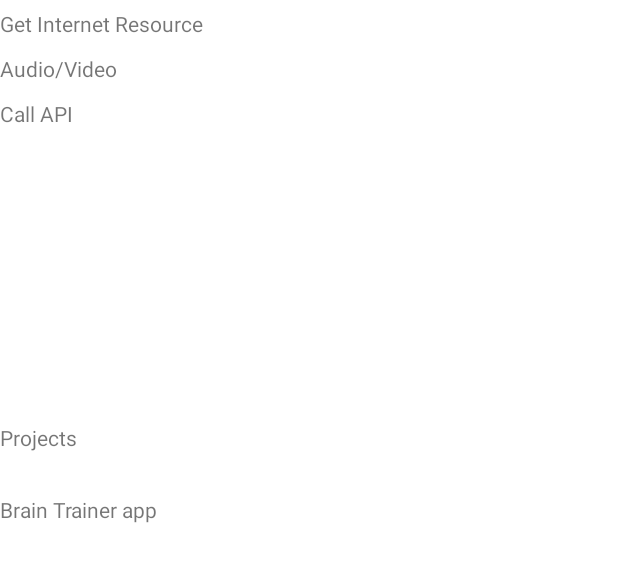
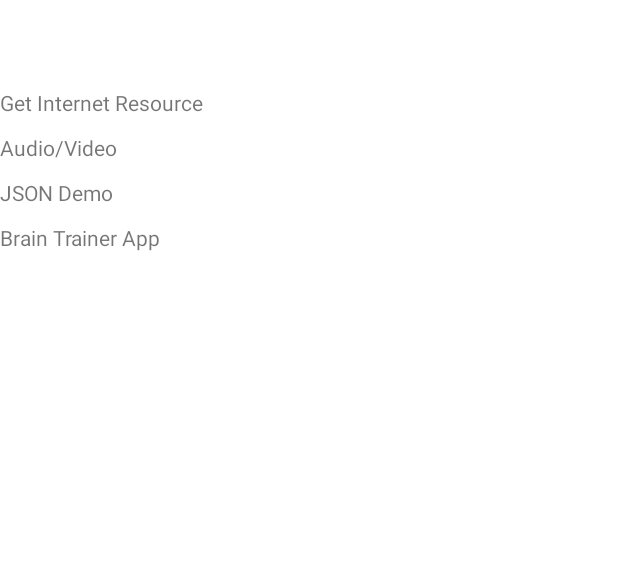
Before and after one commit to HansSima/Examples-AndroidAll, an Android app: the screen it shows after launch (MainActivity), on a phone screen of 412 x 824 dp, the part 147-729 px from its top. Run offline under Robolectric (Android 15) with nearby library versions, the phone set to English and light mode, and no system bars.

Commit message:
Moved Files

```diff
--- a/app/src/main/java/com/example/allexamples/ItemClickListener.java
+++ b/app/src/main/java/com/example/allexamples/ItemClickListener.java
@@ -5,4 +5,5 @@ import android.view.View;
 public interface ItemClickListener {
     void onItemClick(View v, int adapterPosition);
     void onLongItemClick(View v, int adapterPosition);
+
 }
--- a/app/src/main/java/com/example/allexamples/MainActivity.java
+++ b/app/src/main/java/com/example/allexamples/MainActivity.java
@@ -8,7 +8,11 @@ import androidx.recyclerview.widget.RecyclerView;
 import android.content.Intent;
 import android.os.Bundle;
 import android.view.View;
-import android.view.ViewParent;
+
+import com.example.allexamples.apps.BrainTrainerApp;
+import com.example.allexamples.examples.AudioAndVideo;
+import com.example.allexamples.examples.GetInternetResource;
+import com.example.allexamples.examples.JSONDemo;
 
 import java.util.ArrayList;
 
@@ -18,30 +22,20 @@ public class MainActivity extends AppCompatActivity implements ItemClickListener
     MyRecyclerViewAdapter adapter;
     ArrayList<String> AllExamplesActivityArrayList;
 
-    RecyclerView myRecyclerView2;
-    MyRecyclerViewAdapter adapter2;
-    ArrayList<String> AllProjectActivityArrayList;
-
     @Override
     protected void onCreate(Bundle savedInstanceState) {
         super.onCreate(savedInstanceState);
         setContentView(R.layout.activity_main);
         fullListOfExamples();
-        fullListOfProjects();
         changeExampleRecycleView();
-        changeProjectRecycleView();
     }
 
     private void fullListOfExamples(){
         AllExamplesActivityArrayList = new ArrayList<>();
         AllExamplesActivityArrayList.add("Get Internet Resource");
         AllExamplesActivityArrayList.add("Audio/Video");
-        AllExamplesActivityArrayList.add("Call API");
-    }
-
-    private void fullListOfProjects(){
-        AllProjectActivityArrayList = new ArrayList<>();
-        AllProjectActivityArrayList.add("Brain Trainer app");
+        AllExamplesActivityArrayList.add("JSON Demo");
+        AllExamplesActivityArrayList.add("Brain Trainer App");
     }
 
     private void changeExampleRecycleView(){
@@ -53,17 +47,9 @@ public class MainActivity extends AppCompatActivity implements ItemClickListener
         myRecyclerView.setAdapter(adapter);
     }
 
-    private void changeProjectRecycleView(){
-        myRecyclerView2 = findViewById(R.id.projectList);
-        myRecyclerView2.setLayoutManager(new LinearLayoutManager(this));
-        adapter2 = new MyRecyclerViewAdapter(this, AllProjectActivityArrayList);
-        adapter2.setClickListener(this);
-        adapter2.setClickLongListener(this);
-        myRecyclerView2.setAdapter(adapter2);
-    }
+    private void changeActivity(int adapterPosition){
+        Intent changeIntent;
 
-    private void changeActivity(int adapterPosition, boolean isExample){
-        Intent changeIntent;
         switch (adapterPosition){
             case 0:
                 changeIntent = new Intent(getApplicationContext(), GetInternetResource.class);
@@ -73,6 +59,14 @@ public class MainActivity extends AppCompatActivity implements ItemClickListener
                 changeIntent = new Intent(getApplicationContext(), AudioAndVideo.class);
                 startActivity(changeIntent);
                 break;
+            case 2:
+                changeIntent = new Intent(getApplicationContext(), JSONDemo.class);
+                startActivity(changeIntent);
+                break;
+            case 3:
+                changeIntent = new Intent(getApplicationContext(), BrainTrainerApp.class);
+                startActivity(changeIntent);
+                break;
             default:
                 break;
         }
@@ -80,7 +74,7 @@ public class MainActivity extends AppCompatActivity implements ItemClickListener
 
     @Override
     public void onItemClick(View v, int adapterPosition) {
-        changeActivity(adapterPosition, true);
+        changeActivity(adapterPosition);
     }
 
     @Override
--- a/app/src/main/java/com/example/allexamples/MyRecyclerViewAdapter.java
+++ b/app/src/main/java/com/example/allexamples/MyRecyclerViewAdapter.java
@@ -4,6 +4,7 @@ import android.content.Context;
 import android.view.LayoutInflater;
 import android.view.View;
 import android.view.ViewGroup;
+import android.view.ViewParent;
 import android.widget.TextView;
 
 import androidx.annotation.NonNull;
@@ -22,6 +23,7 @@ public class MyRecyclerViewAdapter extends RecyclerView.Adapter<MyRecyclerViewAd
         this.mInflater = LayoutInflater.from(context);
         this.mData = data;
     }
+
     @NonNull
     @Override
     public ViewHolder onCreateViewHolder(@NonNull ViewGroup parent, int viewType) {
@@ -63,6 +65,7 @@ public class MyRecyclerViewAdapter extends RecyclerView.Adapter<MyRecyclerViewAd
     String getItem(int id) {
         return mData.get(id);
     }
+
     // allows clicks events to be caught
     void setClickListener(ItemClickListener itemClickListener) {
         this.mClickListener = itemClickListener;
--- a/app/src/main/java/com/example/allexamples/BrainTrainerApp.java
+++ b/app/src/main/java/com/example/allexamples/apps/BrainTrainerApp.java
@@ -1,4 +1,4 @@
-package com.example.allexamples;
+package com.example.allexamples.apps;
 
 import androidx.appcompat.app.AppCompatActivity;
 
@@ -7,6 +7,8 @@ import android.os.CountDownTimer;
 import android.view.View;
 import android.widget.Button;
 import android.widget.TextView;
+
+import com.example.allexamples.R;
 
 import java.util.Random;
 
--- a/app/src/main/java/com/example/allexamples/AudioAndVideo.java
+++ b/app/src/main/java/com/example/allexamples/examples/AudioAndVideo.java
@@ -1,4 +1,4 @@
-package com.example.allexamples;
+package com.example.allexamples.examples;
 
 import androidx.appcompat.app.AppCompatActivity;
 
@@ -11,6 +11,8 @@ import android.view.View;
 import android.widget.MediaController;
 import android.widget.SeekBar;
 import android.widget.VideoView;
+
+import com.example.allexamples.R;
 
 import java.util.Timer;
 import java.util.TimerTask;
--- a/app/src/main/java/com/example/allexamples/GetInternetResource.java
+++ b/app/src/main/java/com/example/allexamples/examples/GetInternetResource.java
@@ -1,4 +1,4 @@
-package com.example.allexamples;
+package com.example.allexamples.examples;
 
 import androidx.annotation.NonNull;
 import androidx.appcompat.app.AppCompatActivity;
@@ -12,6 +12,8 @@ import android.view.MenuInflater;
 import android.view.MenuItem;
 import android.view.View;
 import android.widget.ImageView;
+
+import com.example.allexamples.R;
 
 import java.io.InputStream;
 import java.net.HttpURLConnection;
--- a/app/src/main/res/layout/activity_audio_and_video.xml
+++ b/app/src/main/res/layout/activity_audio_and_video.xml
@@ -4,7 +4,7 @@
     xmlns:tools="http://schemas.android.com/tools"
     android:layout_width="match_parent"
     android:layout_height="match_parent"
-    tools:context=".AudioAndVideo">
+    tools:context=".examples.AudioAndVideo">
 
     <VideoView
         android:id="@+id/mojeVideo"
--- a/app/src/main/res/layout/activity_brain_trainer_app.xml
+++ b/app/src/main/res/layout/activity_brain_trainer_app.xml
@@ -4,7 +4,7 @@
     xmlns:tools="http://schemas.android.com/tools"
     android:layout_width="match_parent"
     android:layout_height="match_parent"
-    tools:context=".BrainTrainerApp">
+    tools:context=".apps.BrainTrainerApp">
 
     <Button
         android:id="@+id/GoButton"
--- a/app/src/main/res/layout/activity_get_internet_resource.xml
+++ b/app/src/main/res/layout/activity_get_internet_resource.xml
@@ -4,7 +4,7 @@ xmlns:app="http://schemas.android.com/apk/res-auto"
 xmlns:tools="http://schemas.android.com/tools"
 android:layout_width="match_parent"
 android:layout_height="match_parent"
-tools:context=".GetInternetResource">
+tools:context=".examples.GetInternetResource">
 
 <Button
     android:id="@+id/showImage"
--- a/app/src/main/res/layout/activity_main.xml
+++ b/app/src/main/res/layout/activity_main.xml
@@ -8,28 +8,15 @@
 
     <androidx.recyclerview.widget.RecyclerView
         android:id="@+id/simpleExamples"
-        android:layout_width="359dp"
-        android:layout_height="276dp"
-        android:layout_marginTop="48dp"
+        android:layout_width="411dp"
+        android:layout_height="667dp"
+        android:tag="Examples"
+        app:layout_constraintBottom_toBottomOf="parent"
         app:layout_constraintEnd_toEndOf="parent"
         app:layout_constraintHorizontal_bias="0.0"
         app:layout_constraintStart_toStartOf="parent"
         app:layout_constraintTop_toTopOf="parent"
-        android:tag="Examples"
-        />
-
-    <androidx.recyclerview.widget.RecyclerView
-        android:id="@+id/projectList"
-        android:layout_width="359dp"
-        android:layout_height="276dp"
-        android:layout_marginTop="48dp"
-        app:layout_constraintEnd_toEndOf="parent"
-        app:layout_constraintHorizontal_bias="0.0"
-        app:layout_constraintStart_toStartOf="parent"
-        app:layout_constraintTop_toBottomOf="@+id/simpleExamples"
-        app:layout_constraintVertical_bias="1.0"
-        android:tag="Project"
-        />
+        app:layout_constraintVertical_bias="1.0" />
 
     <TextView
         android:id="@+id/examplesTextView"
@@ -41,15 +28,5 @@
         app:layout_constraintStart_toStartOf="parent"
         app:layout_constraintTop_toTopOf="parent" />
 
-    <TextView
-        android:id="@+id/projectTextView"
-        android:layout_width="124dp"
-        android:layout_height="42dp"
-        android:text="Projects"
-        app:layout_constraintEnd_toEndOf="parent"
-        app:layout_constraintHorizontal_bias="0.0"
-        app:layout_constraintStart_toStartOf="parent"
-        app:layout_constraintTop_toBottomOf="@+id/simpleExamples" />
-
 
 </androidx.constraintlayout.widget.ConstraintLayout>
```
Also changed, not shown: app/src/main/AndroidManifest.xml (+4 -3 lines), app/src/main/java/com/example/allexamples/examples/JSONDemo.java (added, +114 -0 lines), app/src/main/res/layout/activity_j_s_o_n_demo.xml (added, +44 -0 lines).
